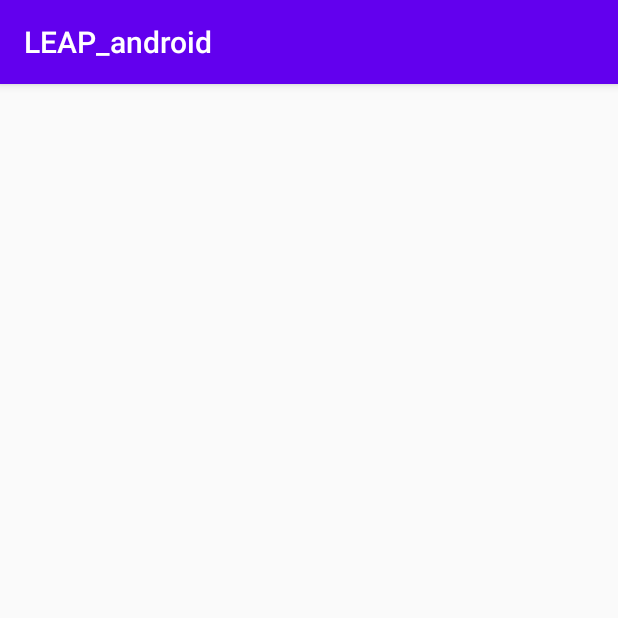
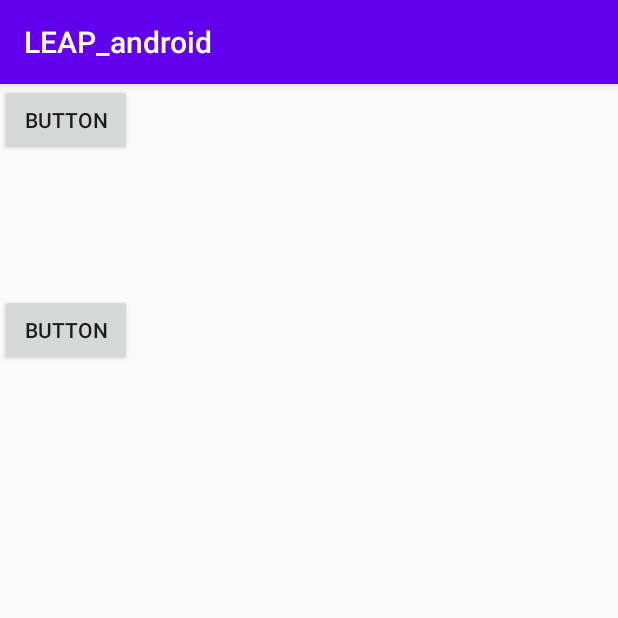
Before and after one commit to LEAP-Systems/LEAP_android_app, an Android app: the screen it shows after launch (MainActivity), on a phone screen of 412 x 824 dp, the top half of it. Run offline under Robolectric (Android 15) with nearby library versions, the phone set to English and light mode, and no system bars.

Commit message:
Set-up basic constraint layout, still having gradle build issues

```diff
--- a/app/build.gradle
+++ b/app/build.gradle
@@ -25,6 +25,7 @@ android {
 dependencies {
     implementation fileTree(dir: "libs", include: ["*.jar"])
     implementation 'androidx.appcompat:appcompat:1.1.0'
+    implementation 'androidx.constraintlayout:constraintlayout:1.1.3'
     testImplementation 'junit:junit:4.12'
     androidTestImplementation 'androidx.test.ext:junit:1.1.1'
     androidTestImplementation 'androidx.test.espresso:espresso-core:3.2.0'
--- a/app/src/main/res/layout/activity_main.xml
+++ b/app/src/main/res/layout/activity_main.xml
@@ -1,6 +1,26 @@
 <?xml version="1.0" encoding="utf-8"?>
-<LinearLayout xmlns:android="http://schemas.android.com/apk/res/android"
+<androidx.constraintlayout.widget.ConstraintLayout xmlns:android="http://schemas.android.com/apk/res/android"
+    xmlns:app="http://schemas.android.com/apk/res-auto"
+    xmlns:tools="http://schemas.android.com/tools"
+    android:id="@+id/linearLayout"
     android:layout_width="match_parent"
     android:layout_height="match_parent">
 
-</LinearLayout>
+    <Button
+        android:id="@+id/button4"
+        android:layout_width="wrap_content"
+        android:layout_height="wrap_content"
+        android:text="Button"
+        app:layout_constraintTop_toTopOf="parent"
+        tools:layout_editor_absoluteX="158dp" />
+
+    <Button
+        android:id="@+id/button5"
+        android:layout_width="wrap_content"
+        android:layout_height="wrap_content"
+        android:layout_marginTop="92dp"
+        android:text="Button"
+        app:layout_constraintTop_toBottomOf="@+id/button4"
+        tools:layout_editor_absoluteX="158dp" />
+
+</androidx.constraintlayout.widget.ConstraintLayout>
```
